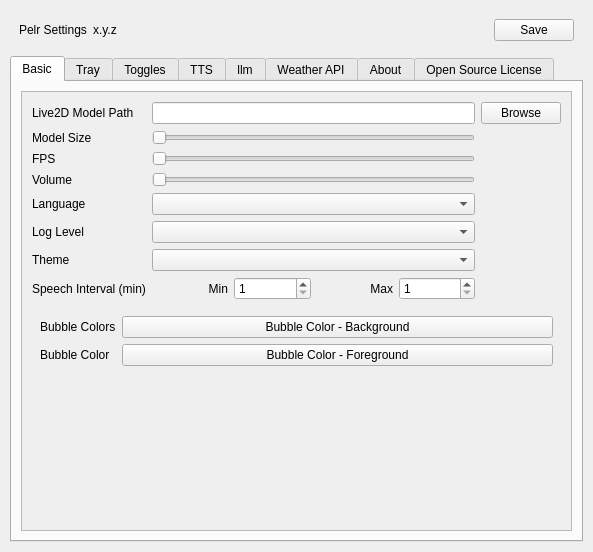
This is src/ui/setting.ui in igugyj/Pelr as Qt 5 draws it before an edit. The edited form follows.
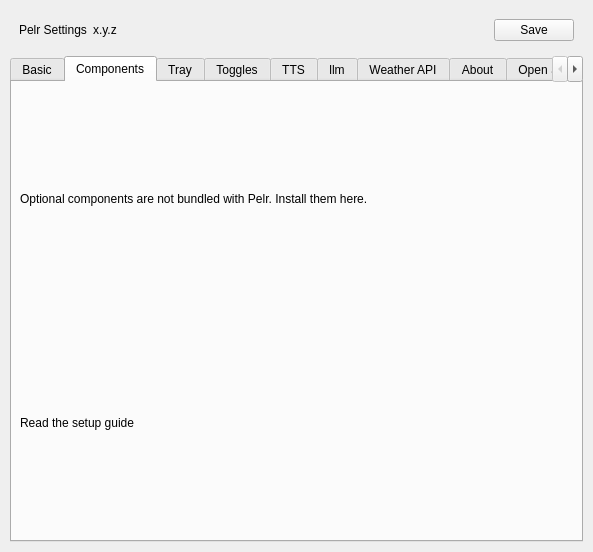
This is the edited form. The open tabs and pages were chosen to show the change. Custom widgets are drawn as their Qt base class.

Patch:
```diff
--- a/src/ui/setting.ui
+++ b/src/ui/setting.ui
@@ -345,6 +345,54 @@
        </item>
       </layout>
      </widget>
+     <widget class="QWidget" name="tab_components">
+      <attribute name="title">
+       <string>Components</string>
+      </attribute>
+      <layout class="QVBoxLayout" name="verticalLayout_components">
+       <property name="leftMargin">
+        <number>8</number>
+       </property>
+       <property name="topMargin">
+        <number>8</number>
+       </property>
+       <property name="rightMargin">
+        <number>8</number>
+       </property>
+       <property name="bottomMargin">
+        <number>8</number>
+       </property>
+        <item>
+         <widget class="QLabel" name="label_componentsHint">
+          <property name="text">
+           <string>Optional components are not bundled with Pelr. Install them here.</string>
+          </property>
+          <property name="wordWrap">
+           <bool>true</bool>
+          </property>
+         </widget>
+        </item>
+        <item>
+         <widget class="QLabel" name="label_componentsDocs">
+          <property name="styleSheet">
+           <string notr="true">a { text-decoration: underline; }</string>
+          </property>
+          <property name="text">
+           <string>Read the setup guide</string>
+          </property>
+          <property name="textFormat">
+           <enum>Qt::TextFormat::RichText</enum>
+          </property>
+          <property name="openExternalLinks">
+           <bool>true</bool>
+          </property>
+          <property name="textInteractionFlags">
+           <set>Qt::TextInteractionFlag::LinksAccessibleByMouse</set>
+          </property>
+         </widget>
+        </item>
+      </layout>
+     </widget>
      <widget class="QWidget" name="tab_8">
       <attribute name="title">
        <string>Tray</string>
```
